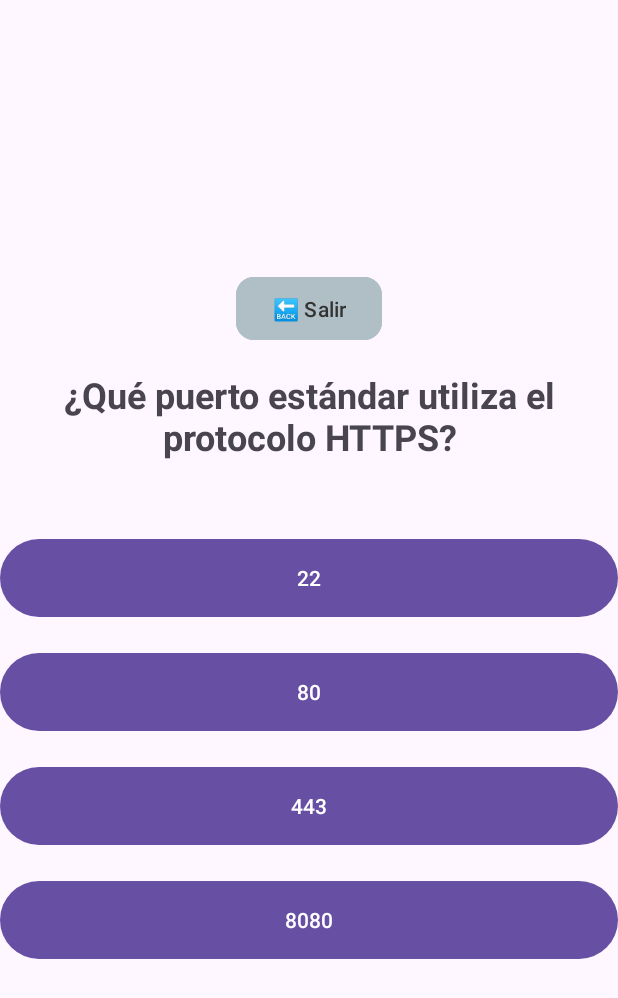
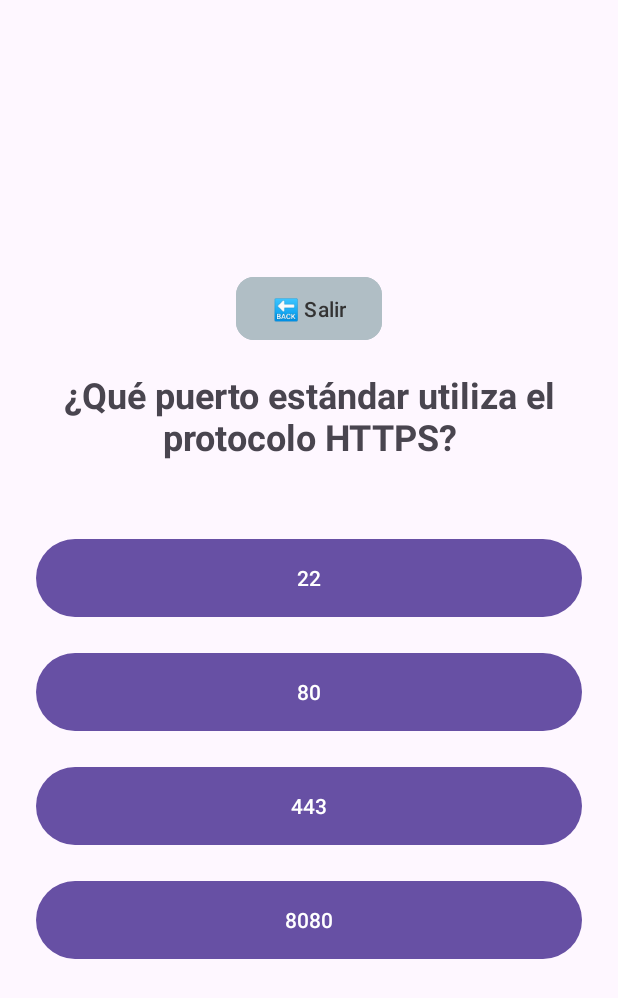
Before and after one commit to ganglyglub2-gif/SimuladorExamenes, an Android app: the ExamenActivity screen opened directly, with no data from a screen before it, on a phone screen of 412 x 824 dp. Shown: the top 998 px of the screen. Run offline under Robolectric (Android 15) with nearby library versions, the phone set to English and light mode, and no system bars.

Commit message:
Ajustes de diseño pt2

```diff
--- a/app/src/main/res/layout/activity_crear_pregunta.xml
+++ b/app/src/main/res/layout/activity_crear_pregunta.xml
@@ -98,6 +98,7 @@
             android:layout_height="match_parent"
             android:backgroundTint="#2196F3"
             android:scrollHorizontally="true"
+            android:layout_marginHorizontal="24dp"
             android:text="💾 Guardar Pregunta"
             android:textSize="18sp"
             app:cornerRadius="16dp" />
@@ -108,6 +109,7 @@
             android:layout_height="56dp"
             android:layout_marginBottom="16dp"
             android:backgroundTint="#B0BEC5"
+            android:layout_marginHorizontal="24dp"
             android:text="🔙 Regresar"
             android:textColor="#333333"
             app:cornerRadius="12dp" />
--- a/app/src/main/res/layout/activity_examen.xml
+++ b/app/src/main/res/layout/activity_examen.xml
@@ -14,6 +14,7 @@
         android:text="🔙 Salir"
         android:backgroundTint="#B0BEC5"
         android:textColor="#333333"
+        android:layout_marginHorizontal="24dp"
         app:cornerRadius="12dp"
         android:layout_marginBottom="16dp"/>
 
@@ -30,6 +31,7 @@
     <Button
         android:id="@+id/btnOpcion1"
         android:layout_width="match_parent"
+        android:layout_marginHorizontal="24dp"
         android:layout_height="60dp"
         android:layout_marginBottom="16dp"
         android:text="Opción 1"/>
@@ -39,6 +41,7 @@
         android:layout_width="match_parent"
         android:layout_height="60dp"
         android:layout_marginBottom="16dp"
+        android:layout_marginHorizontal="24dp"
         android:text="Opción 2"/>
 
     <Button
@@ -46,12 +49,14 @@
         android:layout_width="match_parent"
         android:layout_height="60dp"
         android:layout_marginBottom="16dp"
+        android:layout_marginHorizontal="24dp"
         android:text="Opción 3"/>
 
     <Button
         android:id="@+id/btnOpcion4"
         android:layout_width="match_parent"
         android:layout_height="60dp"
+        android:layout_marginHorizontal="24dp"
         android:text="Opción 4"/>
 
 </LinearLayout>
--- a/app/src/main/res/layout/activity_main.xml
+++ b/app/src/main/res/layout/activity_main.xml
@@ -23,6 +23,7 @@
         android:id="@+id/btnCrearPregunta"
         android:layout_width="match_parent"
         android:layout_height="70dp"
+        android:layout_marginHorizontal="24dp"
         android:text="📝 Crear Tarjeta"
         android:textSize="18sp"
         android:backgroundTint="#2196F3"
@@ -33,6 +34,7 @@
         android:id="@+id/btnModoRepaso"
         android:layout_width="match_parent"
         android:layout_height="70dp"
+        android:layout_marginHorizontal="24dp"
         android:text="📚 Modo Repaso"
         android:textSize="18sp"
         android:backgroundTint="#4CAF50"
@@ -43,6 +45,7 @@
         android:id="@+id/btnIrExamen"
         android:layout_width="match_parent"
         android:layout_height="70dp"
+        android:layout_marginHorizontal="24dp"
         android:text="⏱️ Examen Aleatorio"
         android:textSize="18sp"
         android:backgroundTint="#FF9800"
--- a/app/src/main/res/layout/activity_repaso.xml
+++ b/app/src/main/res/layout/activity_repaso.xml
@@ -14,6 +14,7 @@
         android:layout_height="50dp"
         android:text="🔙 Salir"
         android:backgroundTint="#B0BEC5"
+        android:layout_marginHorizontal="24dp"
         android:textColor="#333333"
         app:cornerRadius="12dp"
         android:layout_marginBottom="16dp"/>
@@ -63,6 +64,7 @@
         android:id="@+id/btnSiguienteTarjeta"
         android:layout_width="match_parent"
         android:layout_height="70dp"
+        android:layout_marginHorizontal="24dp"
         android:text="Siguiente ➡️"
         android:textSize="18sp"
         android:backgroundTint="#4CAF50"
```
